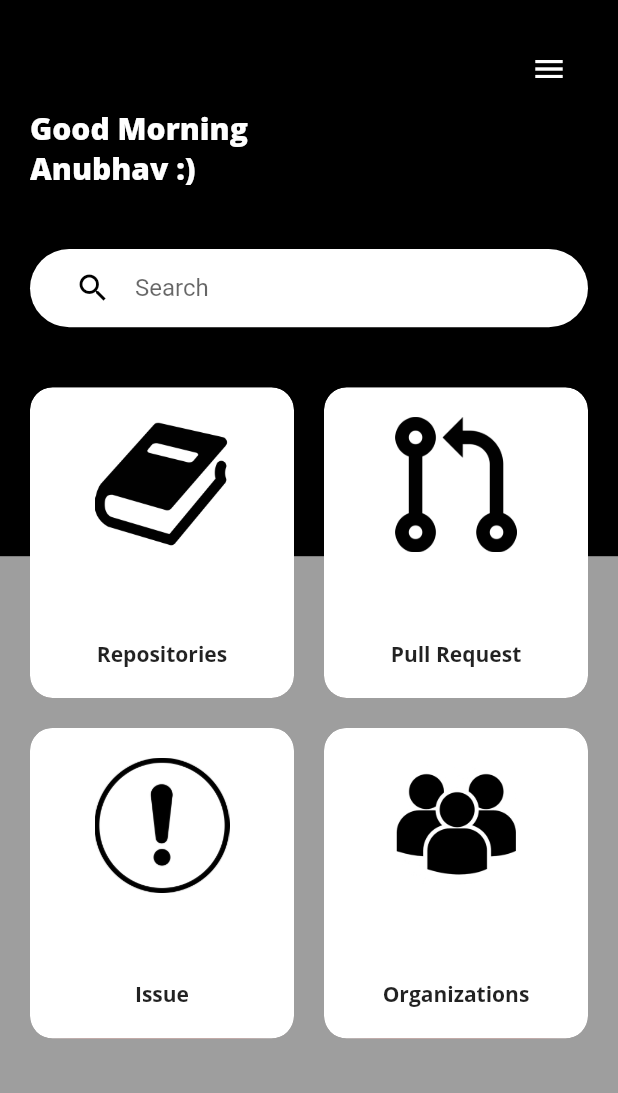
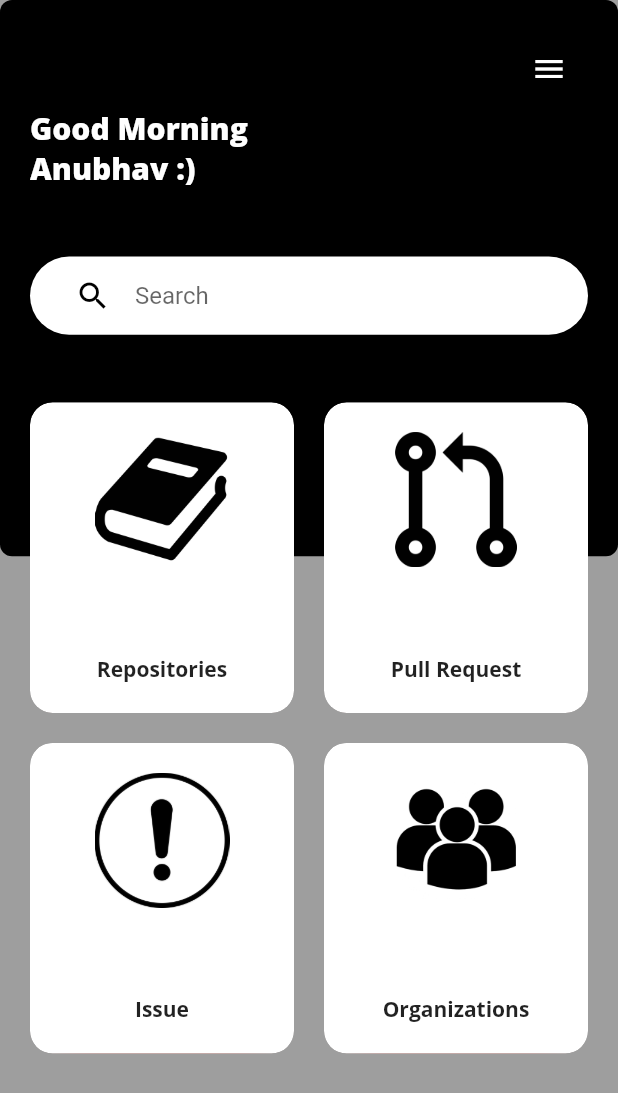
Before and after one commit to anubhav11803451/github_ui, a Flutter app: the HomeBody screen opened directly, on a phone screen of 412 x 824 dp. Shown: the top 1093 px of the screen. Run offline on Flutter 3.47's test engine with Material 2 defaults, Android fonts, the phone set to English and light mode, and no system bars; our stand-ins replace google_fonts, splashscreen.

Commit message:
Update homebody.dart

```diff
--- a/lib/screens/homebody.dart
+++ b/lib/screens/homebody.dart
@@ -13,6 +13,7 @@ class HomeBody extends StatelessWidget {
           Container(
             height: size.height * .45,
             decoration: BoxDecoration(
+              borderRadius: BorderRadius.circular(8),
               color: Colors.black,
             ),
           ),
@@ -46,7 +47,7 @@ class HomeBody extends StatelessWidget {
                         fontSize: 20),
                   ),
                   Container(
-                    margin: EdgeInsets.symmetric(vertical: 40),
+                    margin: EdgeInsets.symmetric(vertical: 45),
                     padding:
                         EdgeInsets.symmetric(horizontal: 30, vertical: 2.1),
                     decoration: BoxDecoration(
```
